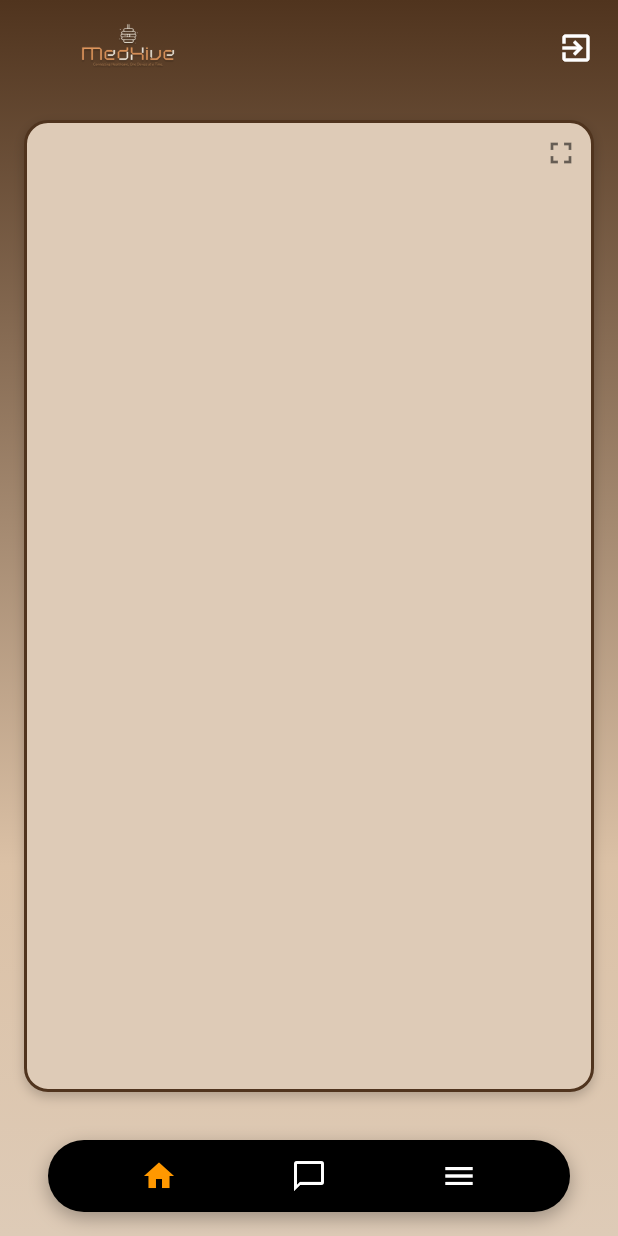
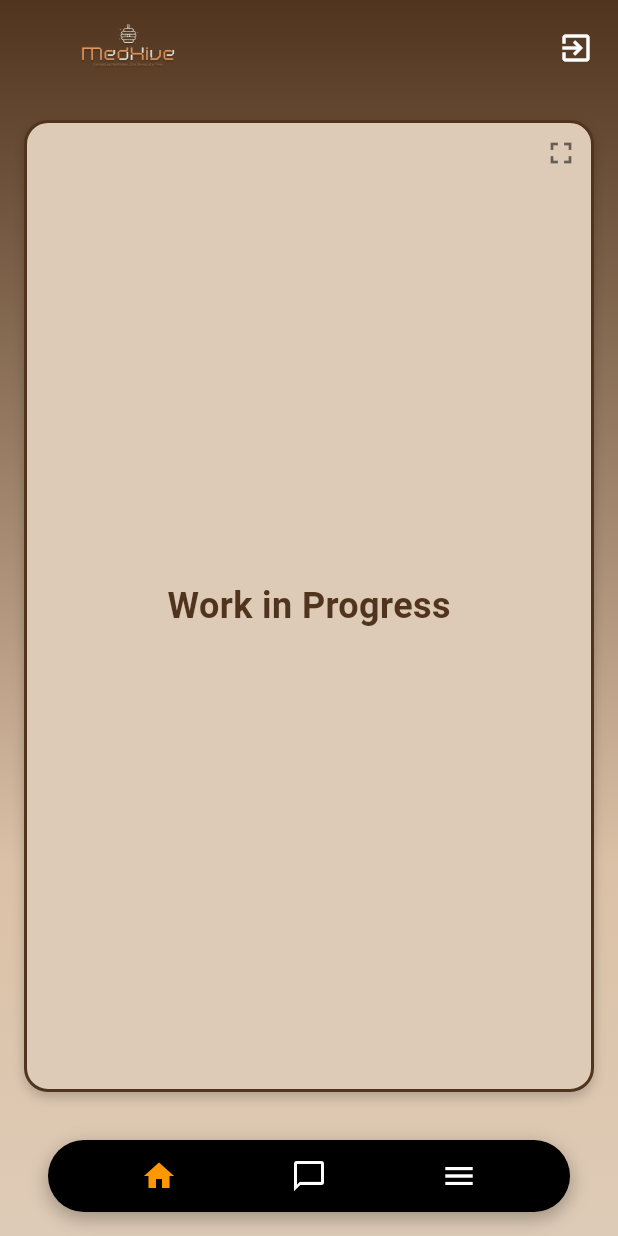
Before and after one commit to MariaNegoita/MedHive, a Flutter app: the PatientHomeScreen screen opened directly, on a phone screen of 412 x 824 dp. Run offline on Flutter 3.47's test engine with Material 3 defaults, Android fonts, the light colour scheme and no system bars; our stand-ins replace cloud_firestore, firebase_auth, firebase_core, firebase_storage, image_picker; accounts and stored records are empty.

Commit message:
feat: Add 'Work in Progress' to patient home screen
- Added centered 'Work in Progress' text to patient home screen
- Consistent styling with app theme (brown color, bold font)
- Professional placeholder for future patient features
- Completes the patient home screen functionality

```diff
--- a/lib/patient_home_screen.dart
+++ b/lib/patient_home_screen.dart
@@ -92,6 +92,16 @@ class _PatientHomeScreenState extends State<PatientHomeScreen> {
                   ),
                   child: Stack(
                     children: const [
+                      Center(
+                        child: Text(
+                          'Work in Progress',
+                          style: TextStyle(
+                            fontSize: 24,
+                            fontWeight: FontWeight.bold,
+                            color: Color(0xFF50341E),
+                          ),
+                        ),
+                      ),
                       Positioned(
                         top: 8,
                         right: 8,
```
